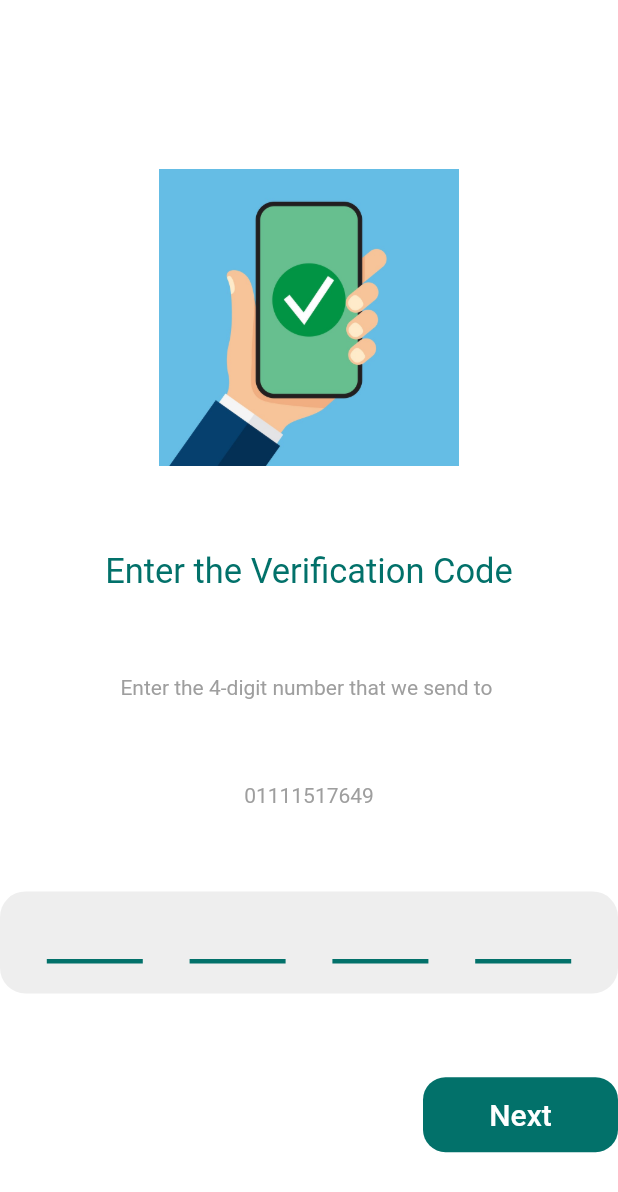
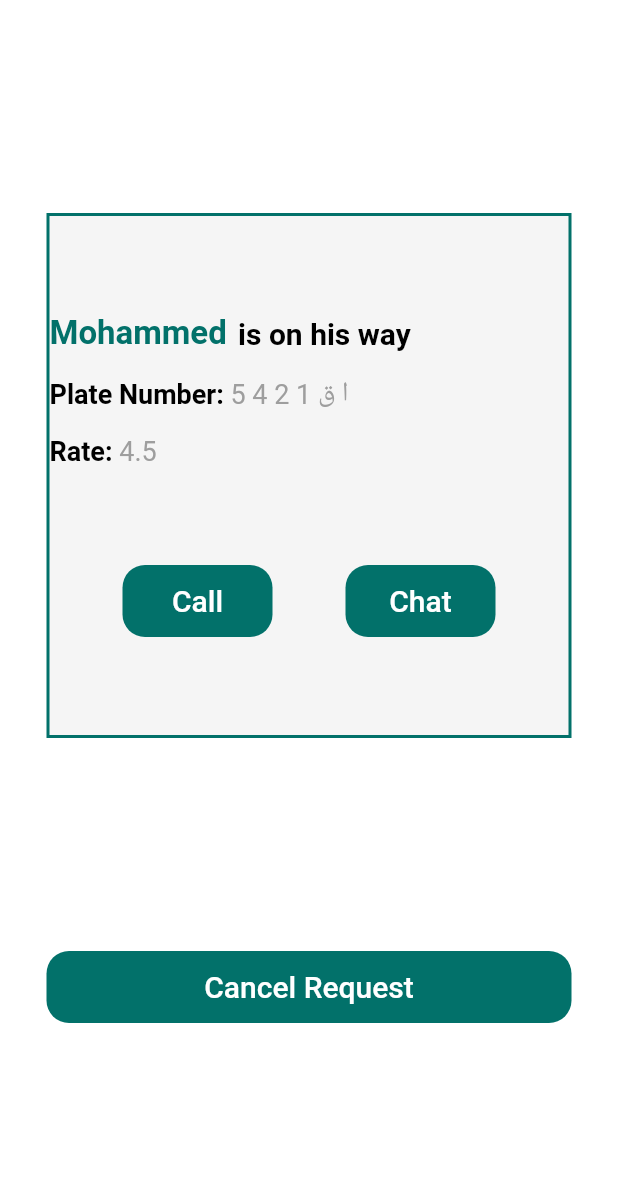
Before and after one commit to Vewwww/vew_frontend, a Flutter app: the screen it shows after launch, on a phone screen of 412 x 824 dp. Shown: the top 1192 px of the screen. Run offline on Flutter 3.47's test engine with Material 2 defaults, Android fonts, the light colour scheme and no system bars; our stand-ins replace bloc, dio, flutter_bloc, geocoding, location, permission_handler.

Commit message:
request screen

```diff
--- a/lib/core/components/default_button.dart
+++ b/lib/core/components/default_button.dart
@@ -7,6 +7,8 @@ Widget defaultButton({
   //TODO::make it required
   /*required*/ Function? function,
   required String text,
+  Color textColor=Colors.white,
+  IconData ? buttonIcon,
 }) {
   return Container(
       width: width,
@@ -20,12 +22,19 @@ Widget defaultButton({
         onPressed: () {
           if (function != null) function();
         },
-        child: Text(
-          text,
-          style: TextStyle(
-            color: Colors.white,
-            fontSize: 20,
-          ),
+        child: Row(
+          mainAxisAlignment: MainAxisAlignment.center,
+          children: [
+                if(buttonIcon != null)
+                Icon(buttonIcon),
+                Text(
+                  text,
+                  style: TextStyle(
+                    color:textColor ,
+                    fontSize: 20,
+                  ),
+                ),
+              ],
         ),
       )));
 }
--- a/lib/src/app_root.dart
+++ b/lib/src/app_root.dart
@@ -10,6 +10,7 @@ import '../views/phone_pin_verification.dart';
 import '../views/phone_verification_screen.dart';
 import 'package:flutter_bloc/flutter_bloc.dart';
 import '../views/splash_screen.dart';
+import '../views/winch_on_the_way_screen.dart';
 
 class AppRoot extends StatelessWidget {
   const AppRoot({Key? key}) : super(key: key);
@@ -27,7 +28,7 @@ class AppRoot extends StatelessWidget {
         ],
         child: const MaterialApp(
           debugShowCheckedModeBanner: false,
-          home: PhonePINVerification(),
+          home: WinchOnTheWayScreen(),
         ));
   }
 }
--- a/lib/views/driver_home_screen.dart
+++ b/lib/views/driver_home_screen.dart
@@ -3,6 +3,7 @@ import 'package:vewww/core/components/default_button.dart';
 import 'package:vewww/core/utils/navigation.dart';
 import 'package:vewww/views/diagnose_screen.dart';
 import 'package:vewww/views/driver_drawer.dart';
+import 'package:vewww/views/request_winch_screen.dart';
 import 'package:vewww/views/warning_light_screen.dart';
 
 class DriverHomeScreen extends StatelessWidget {
@@ -73,7 +74,10 @@ class DriverHomeScreen extends StatelessWidget {
               mainAxisAlignment: MainAxisAlignment.spaceEvenly,
               children: [
                 defaultButton(text: 'Mechanic', height: 75, width: 150),
-                defaultButton(text: 'Winch', height: 75, width: 150),
+                defaultButton(text: 'Winch', height: 75, width: 150, function: (){
+                  NavigationUtils.navigateTo(
+                      context: context, destinationScreen: RequestWinchScreen());
+                }),
               ],
             ),
             const SizedBox(
--- /dev/null
+++ b/lib/views/winch_on_the_way_screen.dart
@@ -0,0 +1,110 @@
+import 'package:flutter/material.dart';
+import 'package:vewww/core/components/custom_app_bar.dart';
+import 'package:vewww/core/components/default_button.dart';
+import 'package:vewww/core/style/app_Text_Style/app_text_style.dart';
+import 'package:vewww/views/request_winch_screen.dart';
+
+import '../core/utils/navigation.dart';
+
+class WinchOnTheWayScreen extends StatelessWidget {
+  const WinchOnTheWayScreen({Key? key}) : super(key: key);
+
+  @override
+  Widget build(BuildContext context) {
+    return Scaffold(
+      backgroundColor: Colors.white,
+      //appBar
+      body: Center(
+        child: Column(
+          mainAxisAlignment: MainAxisAlignment.spaceEvenly,
+          children: [
+            Container(
+              width: 350,
+              height: 350,
+              decoration: BoxDecoration(
+                  color: Colors.grey.shade100,
+                  border: Border.all(
+                      color: Color.fromRGBO(2, 113, 106, 1), width: 2)),
+              child: Padding(
+                padding: const EdgeInsets.all(.0),
+                child: Column(
+                  mainAxisAlignment: MainAxisAlignment.spaceEvenly,
+                  children: [
+                    Column(
+                      //crossAxisAlignment: CrossAxisAlignment.center,
+                      children: [
+                        Row(
+                          children: [
+                            Text(
+                              'Mohammed',
+                              style: TextStyle(
+                                color: Color.fromRGBO(2, 113, 106, 1),
+                                fontSize: 22,
+                                fontWeight: FontWeight.bold,
+                              ),
+                            ),
+                            SizedBox(
+                              width: 7.5,
+                            ),
+                            Text(
+                              'is on his way',
+                              style: AppTextStyle.boldStyle(size: 20),
+                            ),
+                          ],
+                        ),
+                        SizedBox(
+                          height: 15,
+                        ),
+                        Row(
+                          children: [
+                            Text(
+                              'Plate Number: ',
+                              style: AppTextStyle.boldStyle(),
+                            ),
+                            Text(
+                              'ا ق 1 2 4 5',
+                              style: AppTextStyle.darkGreyStyle(),
+                            ),
+                          ],
+                        ),
+                        SizedBox(
+                          height: 15,
+                        ),
+                        Row(
+                          children: [
+                            Text(
+                              'Rate: ',
+                              style: AppTextStyle.boldStyle(),
+                            ),
+                            Text(
+                              '4.5',
+                              style: AppTextStyle.darkGreyStyle(),
+                            ),
+                          ],
+                        ),
+                      ],
+                    ),
+                    Row(
+                      mainAxisAlignment: MainAxisAlignment.spaceEvenly,
+                      children: [
+                        defaultButton(text: 'Call', width: 100),
+                        defaultButton(text: 'Chat', width: 100)
+                      ],
+                    )
+                  ],
+                ),
+              ),
+            ),
+            defaultButton(text: 'Cancel Request', width: 350,
+            function: (){
+              NavigationUtils.navigateTo(
+                      context: context, destinationScreen: RequestWinchScreen());
+            }
+
+            ),
+          ],
+        ),
+      ),
+    );
+  }
+}
--- a/pubspec.yaml
+++ b/pubspec.yaml
@@ -38,6 +38,9 @@ dependencies:
   dio: ^5.1.1
   bloc: ^8.1.1
   flutter_bloc: ^8.1.2
+  location: ^4.4.0
+  geocoding: ^2.0.5
+  permission_handler: ^10.2.0
   #shared_preferences: ^2.1.0
 
 dev_dependencies:
```
Also changed, not shown: lib/views/loading_winch_screen.dart (+13 -1 lines), lib/views/request_mechanic_screen.dart (added, +12 -0 lines), lib/views/request_winch_screen.dart (+134 -4 lines), pubspec.lock, 4 other files.
